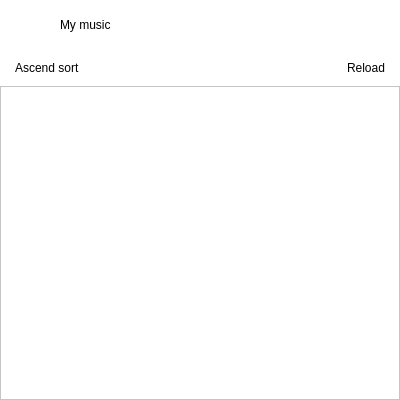
Above: Pages/mainpage.ui from HTMLProgrammer2001/qtPlayer before the change. Below: the same form after it.
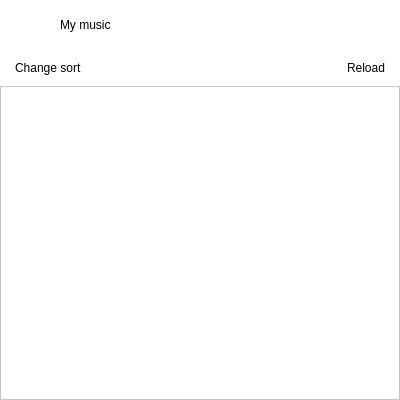
That is the form after the change. Icons and pictures are not drawn. Custom widgets are drawn as their Qt base class.

```diff
--- a/Pages/mainpage.ui
+++ b/Pages/mainpage.ui
@@ -219,7 +219,7 @@
 }</string>
           </property>
           <property name="text">
-           <string>Ascend sort</string>
+           <string>Change sort</string>
           </property>
          </widget>
         </item>
```
